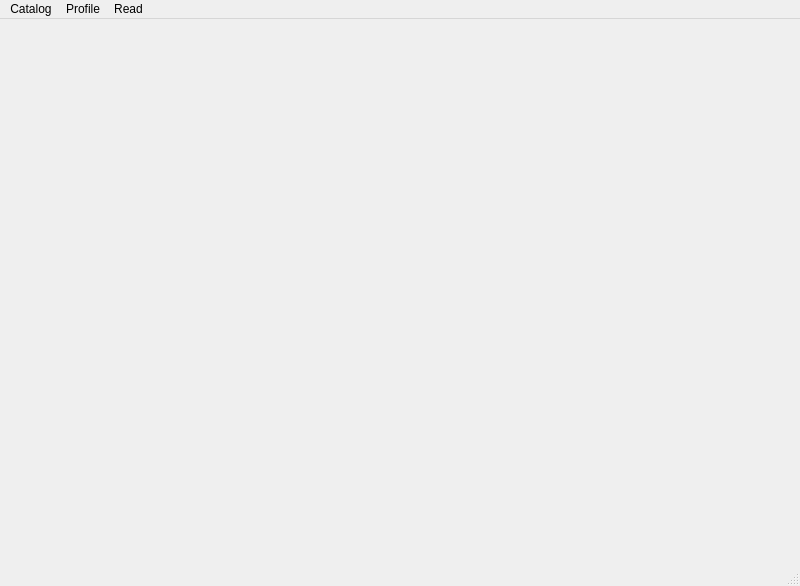
This is main_files/main_window.ui in sollmater/digital-library as Qt 5 draws it before an edit. The edited form follows.
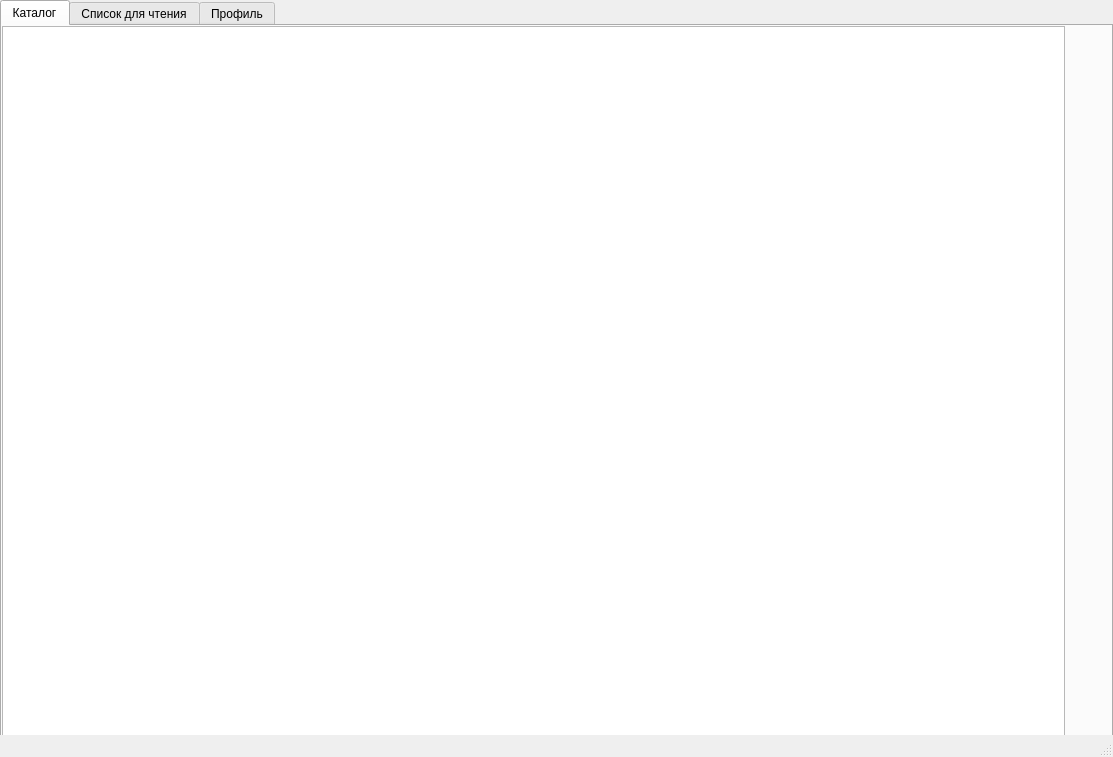
This is the edited form. The open tabs and pages were chosen to show the change. Custom widgets are drawn as their Qt base class.

Commit message: Создание покна взода в приложение с возможностью регистрации

```diff
--- a/main_files/main_window.ui
+++ b/main_files/main_window.ui
@@ -2,55 +2,105 @@
 <ui version="4.0">
  <class>MainWindow</class>
  <widget class="QMainWindow" name="MainWindow">
+  <property name="enabled">
+   <bool>true</bool>
+  </property>
   <property name="geometry">
    <rect>
     <x>0</x>
     <y>0</y>
-    <width>800</width>
-    <height>586</height>
+    <width>1113</width>
+    <height>757</height>
    </rect>
   </property>
+  <property name="sizePolicy">
+   <sizepolicy hsizetype="Preferred" vsizetype="Preferred">
+    <horstretch>111</horstretch>
+    <verstretch>0</verstretch>
+   </sizepolicy>
+  </property>
+  <property name="minimumSize">
+   <size>
+    <width>1113</width>
+    <height>757</height>
+   </size>
+  </property>
+  <property name="maximumSize">
+   <size>
+    <width>1113</width>
+    <height>757</height>
+   </size>
+  </property>
   <property name="windowTitle">
    <string>MainWindow</string>
   </property>
-  <widget class="QWidget" name="centralwidget"/>
-  <widget class="profile" name="menubar">
-   <property name="geometry">
-    <rect>
-     <x>0</x>
-     <y>0</y>
-     <width>800</width>
-     <height>21</height>
-    </rect>
-   </property>
-   <widget class="QMenu" name="menuProfile">
-    <property name="title">
-     <string>Profile</string>
+  <property name="layoutDirection">
+   <enum>Qt::LeftToRight</enum>
+  </property>
+  <widget class="QWidget" name="centralwidget">
+   <widget class="QTabWidget" name="tabWidget">
+    <property name="enabled">
+     <bool>true</bool>
     </property>
-   </widget>
-   <widget class="QMenu" name="menuCatalog">
-    <property name="title">
-     <string>Catalog</string>
+    <property name="geometry">
+     <rect>
+      <x>0</x>
+      <y>0</y>
+      <width>1113</width>
+      <height>757</height>
+     </rect>
     </property>
-   </widget>
-   <widget class="QMenu" name="menuRead">
-    <property name="title">
-     <string>Read</string>
+    <property name="whatsThis">
+     <string>&lt;html&gt;&lt;head/&gt;&lt;body&gt;&lt;p&gt;Каталог&lt;/p&gt;&lt;/body&gt;&lt;/html&gt;</string>
     </property>
+    <property name="styleSheet">
+     <string notr="true"/>
+    </property>
+    <property name="currentIndex">
+     <number>2</number>
+    </property>
+    <widget class="QWidget" name="tab">
+     <property name="toolTip">
+      <string>&lt;html&gt;&lt;head/&gt;&lt;body&gt;&lt;p&gt;Каталог&lt;/p&gt;&lt;p&gt;&lt;br/&gt;&lt;/p&gt;&lt;/body&gt;&lt;/html&gt;</string>
+     </property>
+     <attribute name="title">
+      <string>Каталог</string>
+     </attribute>
+     <widget class="QTableWidget" name="tableWidget">
+      <property name="geometry">
+       <rect>
+        <x>0</x>
+        <y>0</y>
+        <width>1063</width>
+        <height>757</height>
+       </rect>
+      </property>
+     </widget>
+    </widget>
+    <widget class="QWidget" name="tab_2">
+     <attribute name="title">
+      <string>Список для чтения</string>
+     </attribute>
+     <widget class="QTableWidget" name="tableWidget_2">
+      <property name="geometry">
+       <rect>
+        <x>0</x>
+        <y>0</y>
+        <width>1063</width>
+        <height>757</height>
+       </rect>
+      </property>
+     </widget>
+    </widget>
+    <widget class="QWidget" name="tab_3">
+     <attribute name="title">
+      <string>Профиль</string>
+     </attribute>
+    </widget>
    </widget>
-   <addaction name="menuCatalog"/>
-   <addaction name="menuProfile"/>
-   <addaction name="menuRead"/>
   </widget>
   <widget class="QStatusBar" name="statusbar"/>
  </widget>
- <customwidgets>
-  <customwidget>
-   <class>profile</class>
-   <extends>QMenuBar</extends>
-   <header location="global">profile.h</header>
-  </customwidget>
- </customwidgets>
  <resources/>
  <connections/>
 </ui>
```
Left out of the diff: 22 changed lines with no effect on the pictures.
